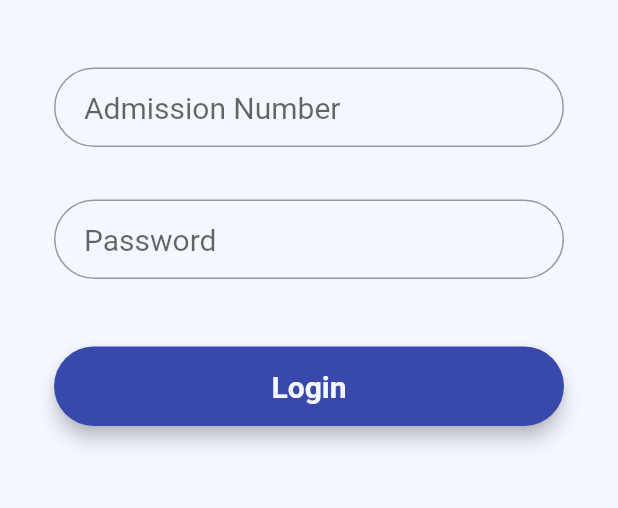
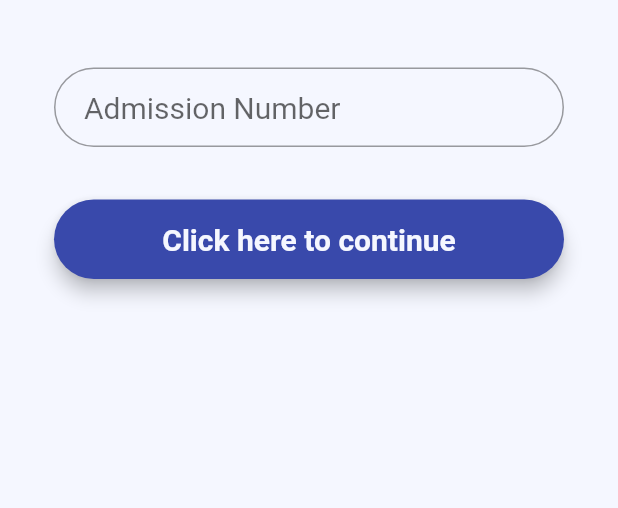
Before and after one commit to saisrinivaspaila/StudentProtal, a Flutter app: the screen it shows after launch, on a phone screen of 412 x 824 dp, the part 354-862 px from its top. Run offline on Flutter 3.47's test engine with Material 2 defaults, Android fonts, the phone set to English and light mode, and no system bars; Roboto replaces fonts that are missing (Montserrat).

Commit message:
edited with login final

```diff
--- a/lib/loginPage.dart
+++ b/lib/loginPage.dart
@@ -1,6 +1,7 @@
 import 'package:flutter/material.dart';
 import './entities/model.dart';
-import './menuPage.dart';
+import './login2.dart';
+import 'package:scoped_model/scoped_model.dart';
 
 class LoginPage extends StatefulWidget {
   final Student model;
@@ -14,7 +15,6 @@ class _LoginPageState extends State<LoginPage> {
   TextStyle style = TextStyle(fontFamily: 'Montserrat', fontSize: 20.0);
   final model;
   final username = TextEditingController();
-  final passw = TextEditingController();
   _LoginPageState(this.model);
 
   @override
@@ -22,7 +22,6 @@ class _LoginPageState extends State<LoginPage> {
     // Clean up the controller when the widget is removed from the
     // widget tree.
     username.dispose();
-    passw.dispose();
     super.dispose();
   }
 
@@ -38,44 +37,37 @@ class _LoginPageState extends State<LoginPage> {
           border:
               OutlineInputBorder(borderRadius: BorderRadius.circular(32.0))),
     );
-    final password = TextField(
-      controller: passw,
-      obscureText: true,
-      style: style,
-      decoration: InputDecoration(
-          contentPadding: EdgeInsets.fromLTRB(20.0, 15.0, 20.0, 15.0),
-          hintText: "Password",
-          border:
-              OutlineInputBorder(borderRadius: BorderRadius.circular(32.0))),
-    );
-
     final loginButon = Material(
       elevation: 5.0,
       borderRadius: BorderRadius.circular(30.0),
-      color:  Color(0xff3949ab),
+      color: Color(0xff3949ab),
       child: MaterialButton(
         minWidth: MediaQuery.of(context).size.width,
         padding: EdgeInsets.fromLTRB(20.0, 15.0, 20.0, 15.0),
         onPressed: () {
+          widget.model.fetchRegNo(username.text);
           Navigator.push(
               context,
               MaterialPageRoute(
-                  builder: (context) =>
-                      MenuPage(model, username.text, passw.text)));
+                  builder: (context) => PassPage(model)));
         },
-        child: Text("Login",
+        child: Text("Click here to continue",
             textAlign: TextAlign.center,
             style: style.copyWith(
-                color:  Color(0xfff5f7ff), fontWeight: FontWeight.bold)),
+                color: Color(0xfff5f7ff), fontWeight: FontWeight.bold)),
       ),
     );
 
     return Scaffold(
-      backgroundColor:  Color(0xfff5f7ff),
-        body: SingleChildScrollView(
+        backgroundColor: Color(0xfff5f7ff),
+        body: ScopedModelDescendant(
+            builder: (BuildContext context, Widget widget, Student model) {
+          return model.isLoading
+              ? Center(child: CircularProgressIndicator())
+              : SingleChildScrollView(
                   child: Center(
                     child: Container(
-          color:  Color(0xfff5f7ff),
+                      color: Color(0xfff5f7ff),
                       child: Padding(
                         padding: const EdgeInsets.all(36.0),
                         child: Center(
@@ -98,8 +90,6 @@ class _LoginPageState extends State<LoginPage> {
                               SizedBox(
                                 height: 35.0,
                               ),
-                  password,
-                  SizedBox(height: 45.0),
                               loginButon,
                               SizedBox(
                                 height: 15.0,
@@ -110,6 +100,7 @@ class _LoginPageState extends State<LoginPage> {
                       ),
                     ),
                   ),
-    ));
+                );
+        }));
   }
 }
--- a/lib/main.dart
+++ b/lib/main.dart
@@ -1,4 +1,5 @@
 import 'package:flutter/material.dart';
+import 'package:minipro/menuPage.dart';
 import 'package:minipro/predictAttendance.dart';
 // import 'package:minipro/menuPage.dart';
 import 'loginPage.dart';
@@ -31,7 +32,7 @@ class _MyAppState extends State<MyApp> {
               AttendanceDetails(_model),
           '/predictAttendance': (BuildContext context) =>
               PredictAttendance(_model),
-          '/login': (BuildContext context) => LoginPage(_model),
+          '/menuPage': (BuildContext context) => MenuPage(_model),
         },
         home: AppHome(
           model: _model,
```
Also changed, not shown: lib/entities/model.dart (+13 -19 lines), lib/login2.dart (added, +71 -0 lines), lib/menuPage.dart (+16 -32 lines). Lines whose indentation alone changed are shown as unchanged.
